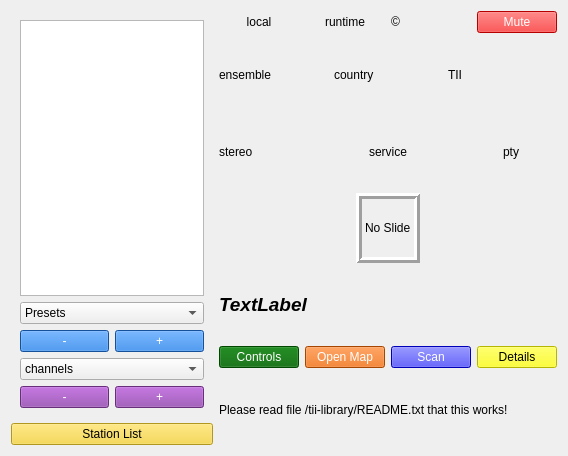
Above: forms/dabradio.ui from tomneda/DABstar before the change. Below: the same form after it.
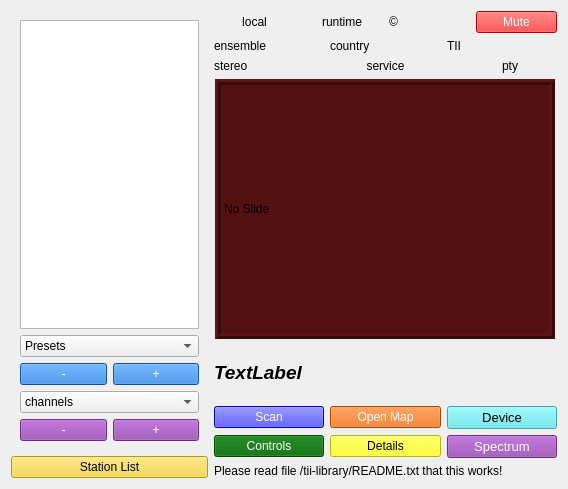
That is the form after the change. Custom widgets are drawn as their Qt base class.

What changed in the file:
```diff
--- a/forms/dabradio.ui
+++ b/forms/dabradio.ui
@@ -7,7 +7,7 @@
     <x>0</x>
     <y>0</y>
     <width>568</width>
-    <height>456</height>
+    <height>489</height>
    </rect>
   </property>
   <property name="sizePolicy">
@@ -290,12 +290,27 @@
        </item>
        <item>
         <widget class="QLabel" name="pictureLabel">
-         <property name="baseSize">
+         <property name="sizePolicy">
+          <sizepolicy hsizetype="Fixed" vsizetype="Fixed">
+           <horstretch>0</horstretch>
+           <verstretch>0</verstretch>
+          </sizepolicy>
+         </property>
+         <property name="minimumSize">
           <size>
            <width>340</width>
            <height>260</height>
           </size>
          </property>
+         <property name="maximumSize">
+          <size>
+           <width>340</width>
+           <height>260</height>
+          </size>
+         </property>
+         <property name="styleSheet">
+          <string notr="true">background-color: rgb(83, 17, 17);</string>
+         </property>
          <property name="frameShape">
           <enum>QFrame::Box</enum>
          </property>
@@ -330,6 +345,12 @@
      </item>
      <item>
       <widget class="QLabel" name="dynamicLabel">
+       <property name="sizePolicy">
+        <sizepolicy hsizetype="MinimumExpanding" vsizetype="MinimumExpanding">
+         <horstretch>0</horstretch>
+         <verstretch>0</verstretch>
+        </sizepolicy>
+       </property>
        <property name="font">
         <font>
          <pointsize>14</pointsize>
@@ -345,32 +366,6 @@
      </item>
      <item>
       <layout class="QHBoxLayout" name="horizontalLayout_9">
-       <item>
-        <widget class="QPushButton" name="configButton">
-         <property name="toolTip">
-          <string>&lt;html&gt;&lt;head/&gt;&lt;body&gt;&lt;p&gt;Hide or  show the configuration-control widget&lt;/p&gt;&lt;/body&gt;&lt;/html&gt;</string>
-         </property>
-         <property name="styleSheet">
-          <string notr="true">background-color: darkgreen; color: white;</string>
-         </property>
-         <property name="text">
-          <string>Controls</string>
-         </property>
-        </widget>
-       </item>
-       <item>
-        <widget class="QPushButton" name="httpButton">
-         <property name="toolTip">
-          <string>&lt;html&gt;&lt;head/&gt;&lt;body&gt;&lt;p&gt;Start (or stop) a simple webserver for showing a map on which the locations of the transmitters found are shown&lt;/p&gt;&lt;/body&gt;&lt;/html&gt;</string>
-         </property>
-         <property name="styleSheet">
-          <string notr="true">background-color: rgb(230, 97, 0); color: white;</string>
-         </property>
-         <property name="text">
-          <string>Open Map</string>
-         </property>
-        </widget>
-       </item>
        <item>
         <widget class="QPushButton" name="scanButton">
          <property name="toolTip">
@@ -385,6 +380,61 @@
         </widget>
        </item>
        <item>
+        <widget class="QPushButton" name="httpButton">
+         <property name="toolTip">
+          <string>&lt;html&gt;&lt;head/&gt;&lt;body&gt;&lt;p&gt;Start (or stop) a simple webserver for showing a map on which the locations of the transmitters found are shown&lt;/p&gt;&lt;/body&gt;&lt;/html&gt;</string>
+         </property>
+         <property name="styleSheet">
+          <string notr="true">background-color: rgb(230, 97, 0); color: white;</string>
+         </property>
+         <property name="text">
+          <string>Open Map</string>
+         </property>
+        </widget>
+       </item>
+       <item>
+        <widget class="QPushButton" name="devicewidgetButton">
+         <property name="sizePolicy">
+          <sizepolicy hsizetype="Preferred" vsizetype="Fixed">
+           <horstretch>0</horstretch>
+           <verstretch>0</verstretch>
+          </sizepolicy>
+         </property>
+         <property name="font">
+          <font>
+           <family>Cantarell</family>
+           <pointsize>10</pointsize>
+          </font>
+         </property>
+         <property name="toolTip">
+          <string>&lt;html&gt;&lt;head/&gt;&lt;body&gt;&lt;p&gt;show or hide the widget for controlling the device.&lt;/p&gt;&lt;/body&gt;&lt;/html&gt;</string>
+         </property>
+         <property name="styleSheet">
+          <string notr="true">background-color: rgb(87, 230, 236); color: black;</string>
+         </property>
+         <property name="text">
+          <string>Device</string>
+         </property>
+        </widget>
+       </item>
+      </layout>
+     </item>
+     <item>
+      <layout class="QHBoxLayout" name="horizontalLayout_10">
+       <item>
+        <widget class="QPushButton" name="configButton">
+         <property name="toolTip">
+          <string>&lt;html&gt;&lt;head/&gt;&lt;body&gt;&lt;p&gt;Hide or  show the configuration-control widget&lt;/p&gt;&lt;/body&gt;&lt;/html&gt;</string>
+         </property>
+         <property name="styleSheet">
+          <string notr="true">background-color: darkgreen; color: white;</string>
+         </property>
+         <property name="text">
+          <string>Controls</string>
+         </property>
+        </widget>
+       </item>
+       <item>
         <widget class="QPushButton" name="detailButton">
          <property name="toolTip">
           <string>&lt;html&gt;&lt;head/&gt;&lt;body&gt;&lt;p&gt;Show or hide a widget showing details of the currently selected service&lt;/p&gt;&lt;/body&gt;&lt;/html&gt;</string>
@@ -397,6 +447,25 @@
          </property>
         </widget>
        </item>
+       <item>
+        <widget class="QPushButton" name="show_spectrumButton">
+         <property name="font">
+          <font>
+           <family>Cantarell</family>
+           <pointsize>10</pointsize>
+          </font>
+         </property>
+         <property name="toolTip">
+          <string>&lt;html&gt;&lt;head/&gt;&lt;body&gt;&lt;p&gt;The spectrum and the constellation of the DAB signal is shown when pressing this button. &lt;br /&gt;&lt;br /&gt;Pressing it again will cause the spectrum and constellation to be invisible.&lt;/p&gt;&lt;/body&gt;&lt;/html&gt;</string>
+         </property>
+         <property name="styleSheet">
+          <string notr="true">background-color: rgb(145, 65, 172); color: white;</string>
+         </property>
+         <property name="text">
+          <string>Spectrum</string>
+         </property>
+        </widget>
+       </item>
       </layout>
      </item>
      <item>
```
